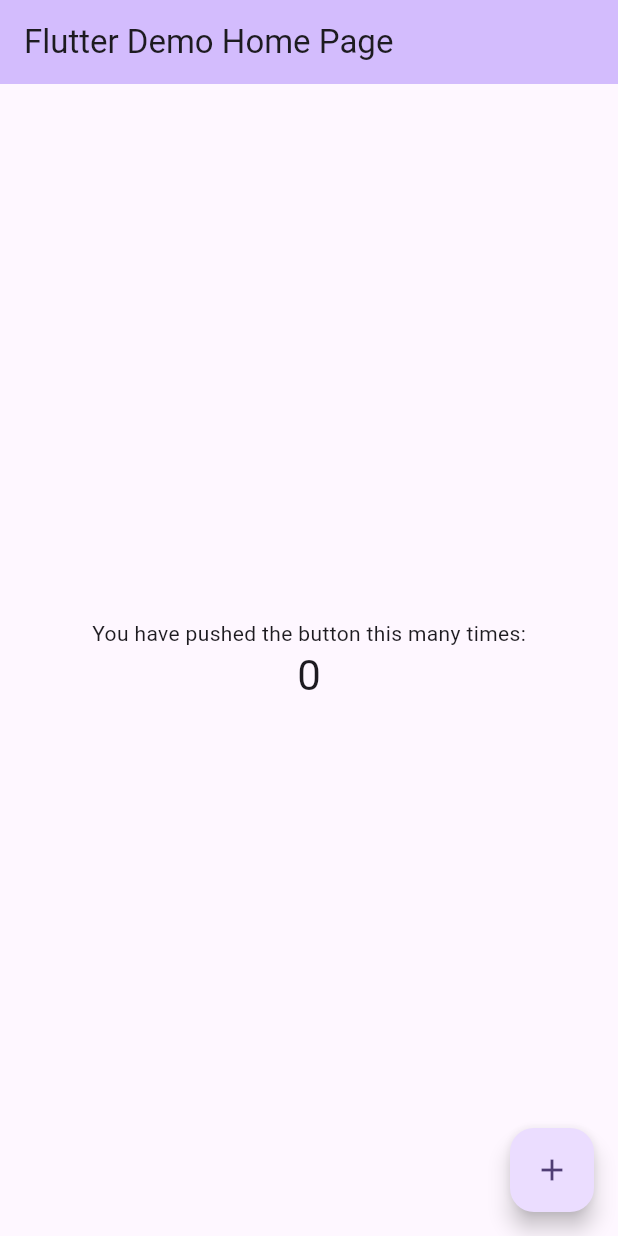
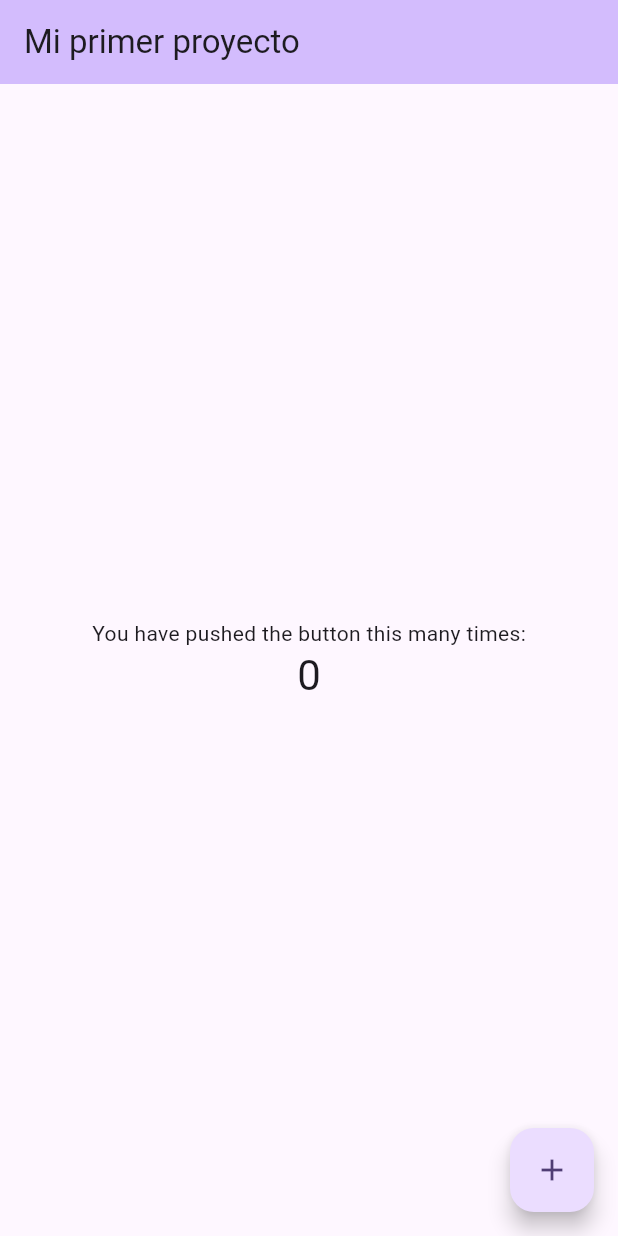
Before and after one commit to giohgav/UIO, a Flutter app: the screen it shows after launch, on a phone screen of 412 x 824 dp. Run offline on Flutter 3.47's test engine with Material 3 defaults, Android fonts, the phone set to English and light mode, and no system bars.

Commit message:
modifique el main cambiando el titulo

```diff
--- a/lib/main.dart
+++ b/lib/main.dart
@@ -31,7 +31,7 @@ class MyApp extends StatelessWidget {
         colorScheme: ColorScheme.fromSeed(seedColor: Colors.deepPurple),
         useMaterial3: true,
       ),
-      home: const MyHomePage(title: 'Flutter Demo Home Page'),
+      home: const MyHomePage(title: 'Mi primer proyecto')
     );
   }
 }
```
